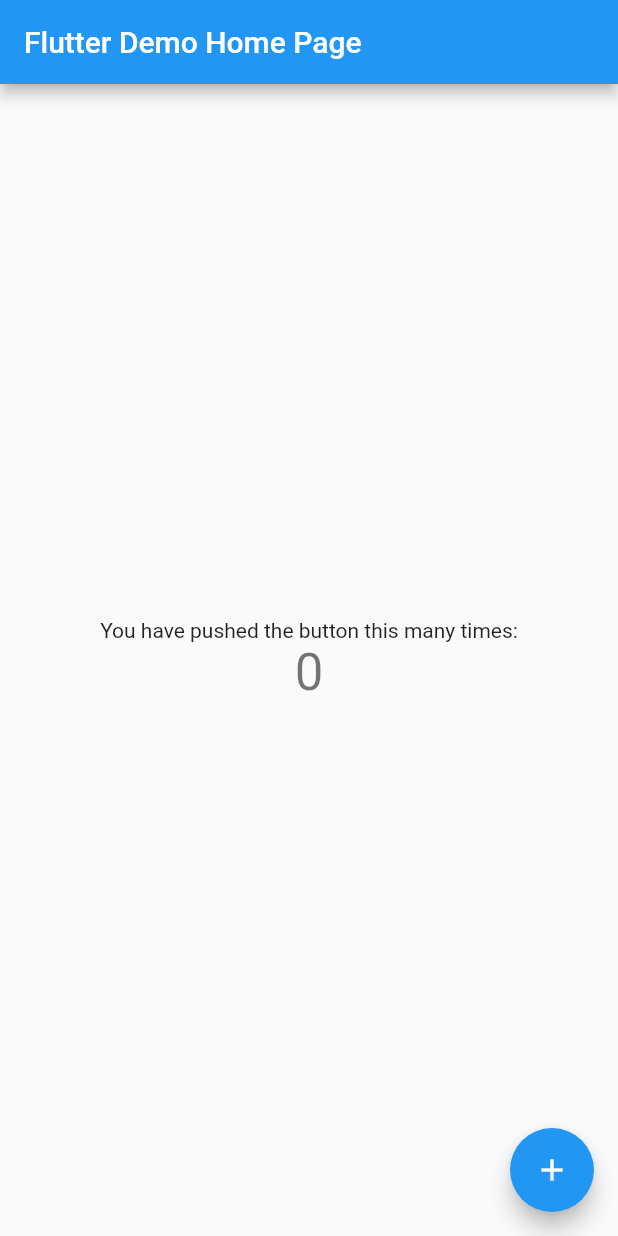
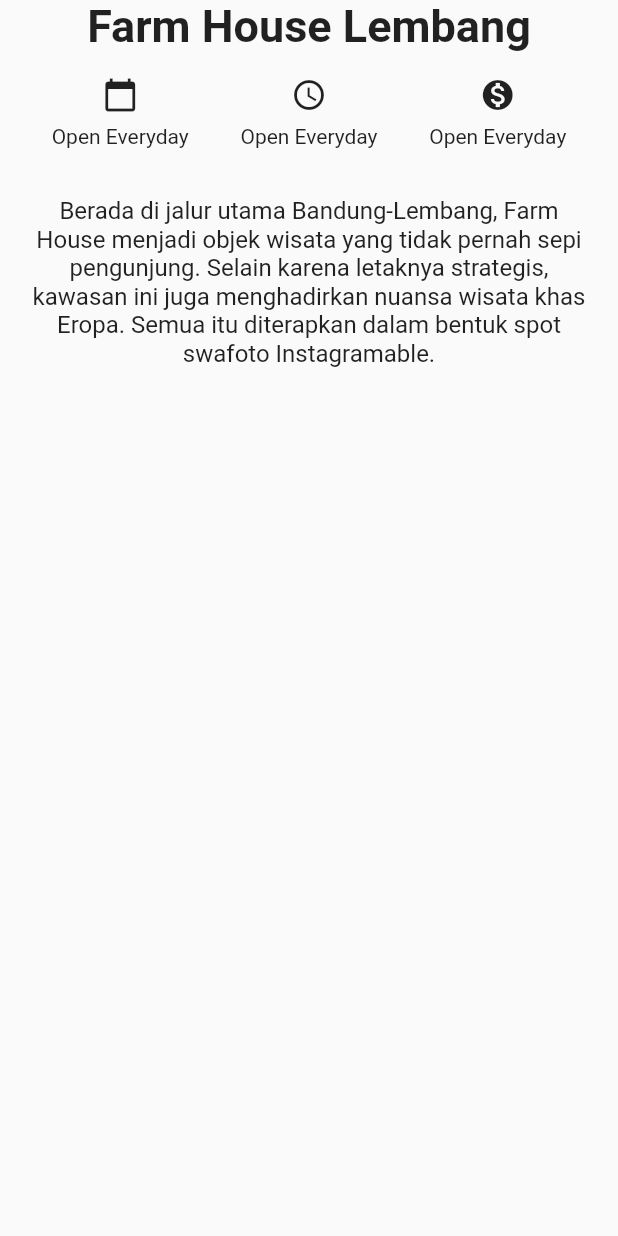
Before and after one commit to raymondfym/beginner_flutter_project, a Flutter app: the screen it shows after launch, on a phone screen of 412 x 824 dp. Run offline on Flutter 3.47's test engine with Material 2 defaults, Android fonts, the phone set to English and light mode, and no system bars.

Commit message:
Update Codelab 1
Halaman dasar dari detail lokasi tempat wisata

```diff
--- a/lib/main.dart
+++ b/lib/main.dart
@@ -6,110 +6,72 @@ void main() {
 
 class MyApp extends StatelessWidget {
   const MyApp({Key? key}) : super(key: key);
-
-  // This widget is the root of your application.
   @override
   Widget build(BuildContext context) {
     return MaterialApp(
-      title: 'Flutter Demo',
-      theme: ThemeData(
-        // This is the theme of your application.
-        //
-        // Try running your application with "flutter run". You'll see the
-        // application has a blue toolbar. Then, without quitting the app, try
-        // changing the primarySwatch below to Colors.green and then invoke
-        // "hot reload" (press "r" in the console where you ran "flutter run",
-        // or simply save your changes to "hot reload" in a Flutter IDE).
-        // Notice that the counter didn't reset back to zero; the application
-        // is not restarted.
-        primarySwatch: Colors.blue,
-      ),
-      home: const MyHomePage(title: 'Flutter Demo Home Page'),
+      title: 'Wisata Bandung',
+      theme: ThemeData(),
+      home: DetailScreen(),
     );
   }
 }
 
-class MyHomePage extends StatefulWidget {
-  const MyHomePage({Key? key, required this.title}) : super(key: key);
-
-  // This widget is the home page of your application. It is stateful, meaning
-  // that it has a State object (defined below) that contains fields that affect
-  // how it looks.
-
-  // This class is the configuration for the state. It holds the values (in this
-  // case the title) provided by the parent (in this case the App widget) and
-  // used by the build method of the State. Fields in a Widget subclass are
-  // always marked "final".
-
-  final String title;
-
-  @override
-  State<MyHomePage> createState() => _MyHomePageState();
-}
-
-class _MyHomePageState extends State<MyHomePage> {
-  int _counter = 0;
-
-  void _incrementCounter() {
-    setState(() {
-      // This call to setState tells the Flutter framework that something has
-      // changed in this State, which causes it to rerun the build method below
-      // so that the display can reflect the updated values. If we changed
-      // _counter without calling setState(), then the build method would not be
-      // called again, and so nothing would appear to happen.
-      _counter++;
-    });
-  }
-
+class DetailScreen extends StatelessWidget {
   @override
   Widget build(BuildContext context) {
-    // This method is rerun every time setState is called, for instance as done
-    // by the _incrementCounter method above.
-    //
-    // The Flutter framework has been optimized to make rerunning build methods
-    // fast, so that you can just rebuild anything that needs updating rather
-    // than having to individually change instances of widgets.
     return Scaffold(
-      appBar: AppBar(
-        // Here we take the value from the MyHomePage object that was created by
-        // the App.build method, and use it to set our appbar title.
-        title: Text(widget.title),
+      body: SafeArea(
+        child: Column(
+          crossAxisAlignment: CrossAxisAlignment.stretch,
+          children: <Widget>[
+            Container(
+              child: Text(
+                'Farm House Lembang',
+                textAlign: TextAlign.center,
+                style: TextStyle(
+                  fontSize: 30.0,
+                  fontWeight: FontWeight.bold,
+                ),)),
+            Container(
+              margin: EdgeInsets.symmetric(vertical: 16.0),
+              child: Row(
+                mainAxisAlignment: MainAxisAlignment.spaceEvenly,
+                children: <Widget>[
+                  Column(
+                    children: <Widget>[
+                      Icon(Icons.calendar_today),
+                      SizedBox(height: 8.0),
+                      Text('Open Everyday')
+                    ],
+                  ),
+                  Column(
+                    children: <Widget>[
+                      Icon(Icons.access_time),
+                      SizedBox(height: 8.0),
+                      Text('Open Everyday')
+                    ],
+                  ),
+                  Column(
+                    children: <Widget>[
+                      Icon(Icons.monetization_on),
+                      SizedBox(height: 8.0),
+                      Text('Open Everyday')
+                    ],
+                  )
+                ],
+              ),
+            ),
+            Container(
+              padding: EdgeInsets.all(16.0),
+              child: Text(
+                'Berada di jalur utama Bandung-Lembang, Farm House menjadi objek wisata yang tidak pernah sepi pengunjung. Selain karena letaknya strategis, kawasan ini juga menghadirkan nuansa wisata khas Eropa. Semua itu diterapkan dalam bentuk spot swafoto Instagramable.',
+                textAlign: TextAlign.center,
+                style: TextStyle(fontSize: 16.0),
+              ),
+            )
+          ],
+          ),
       ),
-      body: Center(
-        // Center is a layout widget. It takes a single child and positions it
-        // in the middle of the parent.
-        child: Column(
-          // Column is also a layout widget. It takes a list of children and
-          // arranges them vertically. By default, it sizes itself to fit its
-          // children horizontally, and tries to be as tall as its parent.
-          //
-          // Invoke "debug painting" (press "p" in the console, choose the
-          // "Toggle Debug Paint" action from the Flutter Inspector in Android
-          // Studio, or the "Toggle Debug Paint" command in Visual Studio Code)
-          // to see the wireframe for each widget.
-          //
-          // Column has various properties to control how it sizes itself and
-          // how it positions its children. Here we use mainAxisAlignment to
-          // center the children vertically; the main axis here is the vertical
-          // axis because Columns are vertical (the cross axis would be
-          // horizontal).
-          mainAxisAlignment: MainAxisAlignment.center,
-          children: <Widget>[
-            const Text(
-              'You have pushed the button this many times:',
-            ),
-            Text(
-              '$_counter',
-              style: Theme.of(context).textTheme.headline4,
-            ),
-          ],
-        ),
-      ),
-      floatingActionButton: FloatingActionButton(
-        onPressed: _incrementCounter,
-        tooltip: 'Increment',
-        child: const Icon(Icons.add),
-      ), // This trailing comma makes auto-formatting nicer for build methods.
     );
   }
 }
```
